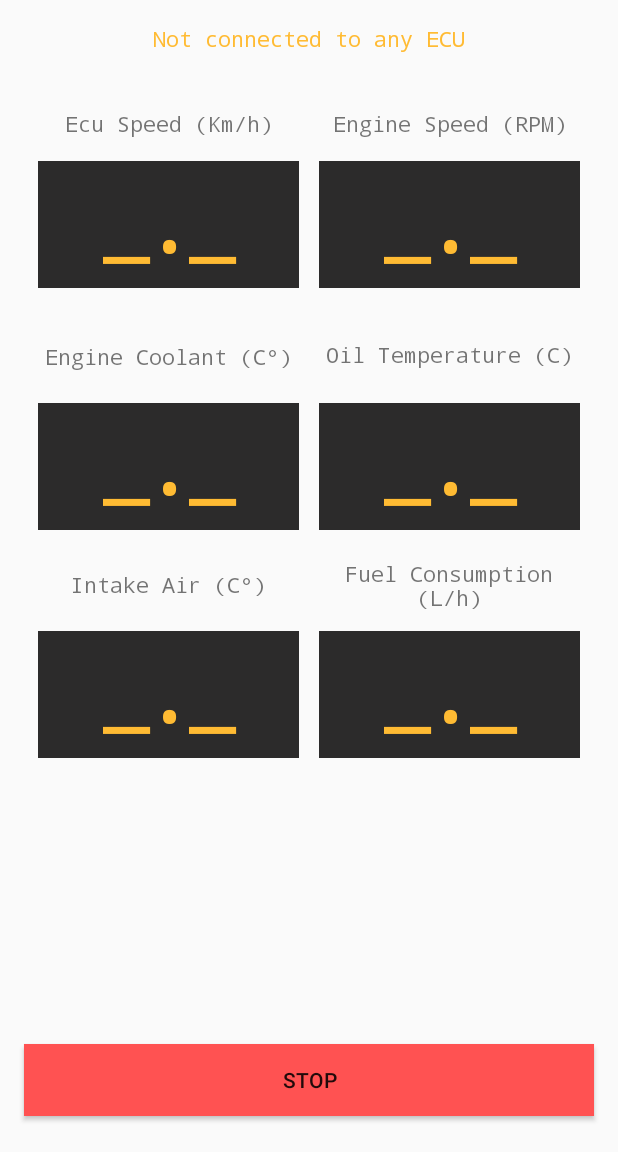
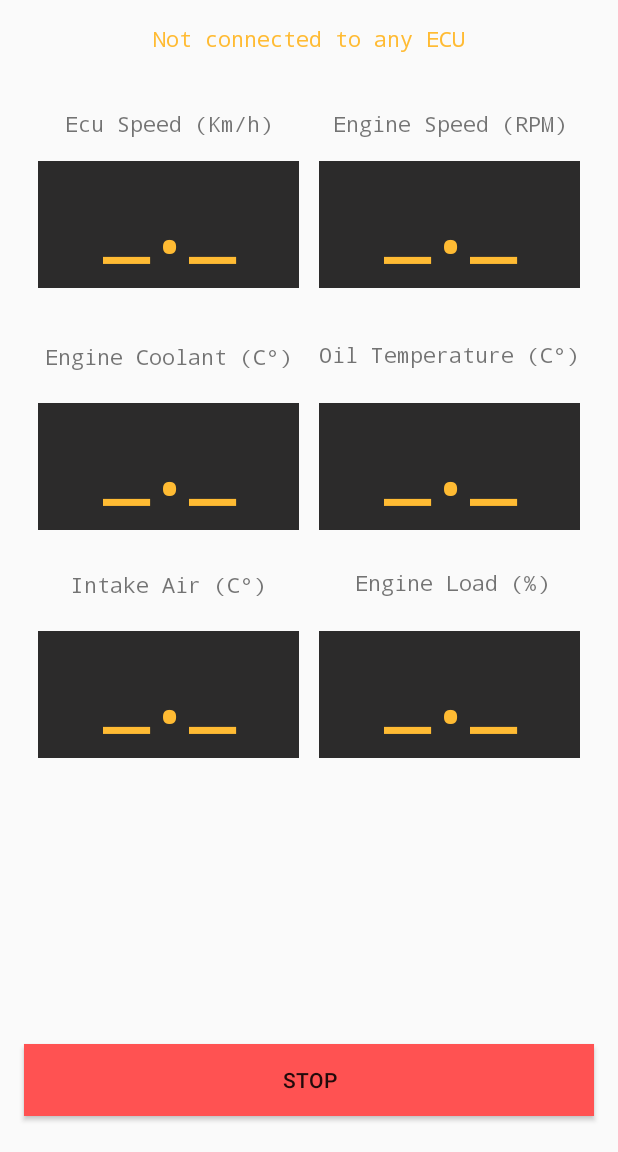
Before and after one commit to F4de78/myOBC, an Android app: the screen it shows after launch (MainActivity), after a tap on "STOP", on a phone screen of 412 x 824 dp, the part 84-1236 px from its top. Run offline under Robolectric (Android 15) with nearby library versions, the phone set to English and light mode, and no system bars; 1 statement that could not run was skipped.

```diff
--- a/app/src/main/java/com/example/myobc/MainActivity.kt
+++ b/app/src/main/java/com/example/myobc/MainActivity.kt
@@ -9,32 +9,39 @@ import android.util.Log
 import android.view.Menu
 import android.view.MenuItem
 import android.view.View
+import android.view.WindowManager
 import android.widget.Button
 import android.widget.TextView
+import android.widget.Toast
 import androidx.annotation.RequiresApi
 import androidx.appcompat.app.AppCompatActivity
 import com.google.android.material.appbar.MaterialToolbar
 import kotlinx.coroutines.CoroutineScope
 import kotlinx.coroutines.Dispatchers
+import kotlinx.coroutines.Job
+import kotlinx.coroutines.coroutineScope
 import kotlinx.coroutines.delay
 import kotlinx.coroutines.launch
 import kotlinx.coroutines.withContext
+import kotlinx.coroutines.yield
+import java.time.Duration
 
 
 class MainActivity : AppCompatActivity(), View.OnClickListener {
+    //used for dynamically change menu entry title
     var menu: Menu? = null
-    /*displays gauges*/
+    //displays gauges
     private lateinit var connection_status: TextView
     private lateinit var speed_display: TextView
     private lateinit var RPM_display: TextView
     private lateinit var coolant_display: TextView
     private lateinit var oil_temp_display: TextView
     private lateinit var intake_temp_display: TextView
-    private lateinit var fuel_consumption_display: TextView
+    private lateinit var engine_load_display: TextView
 
     private var address: String = ""
 
-    private var mBluetoothAdapter: BluetoothAdapter? = null
+    private lateinit var mBluetoothAdapter: BluetoothAdapter
 
     private lateinit var bluetoothClient: BluetoothClient
 
@@ -46,20 +53,22 @@ class MainActivity : AppCompatActivity(), View.OnClickListener {
     private var lastOilValue: String = ""
     private var lastCoolantValue: String = ""
     private var lastIntakeValue: String = ""
-    private var fuelConsumptionValue: String = ""
+    private var lastEngineLoad: String = ""
 
     private var connected: Boolean = false
     private var read: Boolean = true
     private var log: Boolean = false
 
     private lateinit var stop: Button
+    private lateinit var file: CsvLog
 
-    private var default_text = "_._"
+    private lateinit var job: Job
 
-    private lateinit var file: CsvLog
     override fun onCreate(savedInstanceState: Bundle?) {
         super.onCreate(savedInstanceState)
         setContentView(R.layout.activity_main)
+        //keeps the screen always on
+        window.addFlags(WindowManager.LayoutParams.FLAG_KEEP_SCREEN_ON);
         //toolbar setup
         val toolbar = findViewById<MaterialToolbar>(R.id.toolbar)
         setSupportActionBar(toolbar)
@@ -70,14 +79,12 @@ class MainActivity : AppCompatActivity(), View.OnClickListener {
         coolant_display = findViewById<TextView>(R.id.coolant_display)
         oil_temp_display = findViewById<TextView>(R.id.oil_temp_display)
         intake_temp_display = findViewById<TextView>(R.id.intake_air_display)
-        fuel_consumption_display = findViewById<TextView>(R.id.fuel_consumption_display)
+        engine_load_display = findViewById<TextView>(R.id.fuel_consumption_display)
 
         stop = findViewById<Button>(R.id.stop)
         stop.setOnClickListener(this)
 
         connection_status.text = getString(R.string.not_connected)
-
-
     }
 
 
@@ -102,20 +109,23 @@ class MainActivity : AppCompatActivity(), View.OnClickListener {
             }
             R.id.rec -> {
                 if (!log) {
-                    //invalidateOptionsMenu();
-                    //findViewById<TextView>(R.id.rec).text = "Start logging"
                     menu?.findItem(R.id.rec)?.title = "Stop logging";
+                    try{
                         file = CsvLog(
-                        "OBDOBC_log_${System.currentTimeMillis() / 1000}",
+                            "OBDOBC_log_${System.currentTimeMillis() / 1000}.csv",
                             applicationContext
                         )
-                    file.initCSV()
+                        file.makeHeader()
                         log = true
+                    }catch(e:Exception){
+                        Toast.makeText(this,"Error: $e",Toast.LENGTH_LONG).show()
+                    }
+
                 }else{
-                    //invalidateOptionsMenu();
-                    //findViewById<TextView>(R.id.rec).text = "Stop logging"
                     menu?.findItem(R.id.rec)?.title = "Start logging";
                     log = false
+                    Toast.makeText(this,"Stop logging\nFile saved in ${file.path}" +
+                            ".",Toast.LENGTH_LONG).show()
                 }
             }
         }
@@ -127,17 +137,18 @@ class MainActivity : AppCompatActivity(), View.OnClickListener {
             CoroutineScope(Dispatchers.Main).launch {
                 try {
                     mBluetoothAdapter = BluetoothAdapter.getDefaultAdapter()
-                    val device: BluetoothDevice = mBluetoothAdapter!!.getRemoteDevice(address)
+                    val device: BluetoothDevice = mBluetoothAdapter.getRemoteDevice(address)
                     bluetoothClient = BluetoothClient(device)
+                    runOnUiThread{
                         connection_status.text = getString(R.string.connecting,address)
-
+                    }
                     // Connect to selected device
                     connected = bluetoothClient.connect()
                     read = true
                     display()
 
                 } catch (e: Exception) {
-                    // Handle exceptions appropriately
+                    connection_status.text = getString(R.string.connection_error)
                     e.printStackTrace()
                 }
             }
@@ -148,10 +159,15 @@ class MainActivity : AppCompatActivity(), View.OnClickListener {
     private suspend fun display() {
         if (connected) {
             connection_status.text = getString(R.string.connected)
-            withContext(Dispatchers.Default) {
-                while(read)
+            coroutineScope{
+                job = launch {
+                    while (read){
+                        yield()
                         updateUI()
                     }
+                }
+            }
+
         }
     }
 
@@ -164,7 +180,7 @@ class MainActivity : AppCompatActivity(), View.OnClickListener {
         val coolant_ret = coolant()
         val oil_ret = oiltemp()
         val intake_ret = intakeTemp()
-        val fuelconsumption_ret = fuelConsumption()
+        val fuelconsumption_ret = engineLoad()
         //update RPM display
         if (RPM_ret != lastRPMValue) {
             lastRPMValue = RPM_ret
@@ -202,9 +218,9 @@ class MainActivity : AppCompatActivity(), View.OnClickListener {
         }
 
         if (fuelconsumption_ret != lastCoolantValue) {
-            fuelConsumptionValue = fuelconsumption_ret
+            lastEngineLoad = fuelconsumption_ret
             runOnUiThread {
-                fuel_consumption_display.text = fuelconsumption_ret
+                engine_load_display.text = fuelconsumption_ret
             }
         }
         //if the user is recording data
@@ -253,9 +269,9 @@ class MainActivity : AppCompatActivity(), View.OnClickListener {
         }
     }
 
-    private suspend fun fuelConsumption(): String{
+    private suspend fun engineLoad(): String{
         return withContext(Dispatchers.IO){
-            bluetoothClient.askFuelConsumptionTemp()
+            bluetoothClient.askEngineLoad()
         }
     }
 
@@ -279,30 +295,48 @@ class MainActivity : AppCompatActivity(), View.OnClickListener {
     }
 
     private fun resetDisplays(){
-        RPM_display.text = default_text
-        speed_display.text = default_text
-        coolant_display.text = default_text
-        oil_temp_display.text = default_text
-        intake_temp_display.text = default_text
-        fuel_consumption_display.text = default_text
+        RPM_display.text = getString(R.string.default_display)
+        speed_display.text = getString(R.string.default_display)
+        coolant_display.text = getString(R.string.default_display)
+        oil_temp_display.text = getString(R.string.default_display)
+        intake_temp_display.text = getString(R.string.default_display)
+        engine_load_display.text = getString(R.string.default_display)
     }
 
+    private fun resetLastState(){
+        lastRPMValue = ""
+        lastSpeedValue = ""
+        lastOilValue = ""
+        lastCoolantValue = ""
+        lastIntakeValue= ""
+        lastEngineLoad= ""
+    }
+
+    @RequiresApi(Build.VERSION_CODES.Q)
     private fun stop(){
         if(read){
             read = false
+            if (log)
+                Toast.makeText(this,"Stop logging\nFile saved in ${file?.path}" +
+                        ".",Toast.LENGTH_LONG).show()
             log = false
-            CoroutineScope(Dispatchers.IO).launch{
+            CoroutineScope(Dispatchers.Default).launch{
+                job.cancel()
+                job.join()
                 bluetoothClient.disconnect()
                 delay(500)
             }
             resetDisplays()
+            resetLastState()
             connection_status.text = getString(R.string.not_connected)
         }
     }
+    @RequiresApi(Build.VERSION_CODES.Q)
     override fun onClick(view: View?) {
         when(view?.id){
             R.id.stop->{
                 stop()
+                Toast.makeText(this,"Disconnected from OBD.",Toast.LENGTH_SHORT).show()
             }
         }
     }
--- a/app/src/main/res/layout-land/activity_main.xml
+++ b/app/src/main/res/layout-land/activity_main.xml
@@ -106,7 +106,7 @@
         app:layout_constraintTop_toBottomOf="@+id/frameLayoutCoolantTemperature">
 
         <TextView
-            android:id="@+id/air_temp_unit"
+            android:id="@+id/engine_load_unit"
             android:layout_width="wrap_content"
             android:layout_height="wrap_content"
             android:layout_marginStart="8dp"
--- a/app/src/main/res/layout/activity_main.xml
+++ b/app/src/main/res/layout/activity_main.xml
@@ -100,14 +100,14 @@
         app:layout_constraintTop_toBottomOf="@+id/frameLayoutOilTemperature">
 
         <TextView
-            android:id="@+id/air_temp_unit"
+            android:id="@+id/engine_load_unit"
             android:layout_width="wrap_content"
             android:layout_height="wrap_content"
             android:layout_marginStart="8dp"
             android:layout_marginTop="4dp"
             android:layout_marginEnd="8dp"
             android:layout_marginBottom="4dp"
-            android:text="Fuel Consumption      (L/h)"
+            android:text="Engine Load (%)"
             android:textAlignment="center"
             android:typeface="monospace"
             app:layout_constraintBottom_toTopOf="@+id/fuel_consumption_display"
@@ -185,6 +185,7 @@
             android:layout_marginBottom="2dp"
             android:background="#2C2B2B"
             android:contextClickable="true"
+            android:fontFamily="monospace"
             android:includeFontPadding="true"
             android:padding="10dp"
             android:paddingStart="10dp"
@@ -344,7 +345,7 @@
             android:layout_marginTop="4dp"
             android:layout_marginEnd="8dp"
             android:layout_marginBottom="4dp"
-            android:text="Oil Temperature (C)"
+            android:text="Oil Temperature (C°)"
             android:textAlignment="center"
             android:typeface="monospace"
             app:layout_constraintBottom_toTopOf="@+id/oil_temp_display"
--- a/app/src/main/res/values/strings.xml
+++ b/app/src/main/res/values/strings.xml
@@ -3,6 +3,7 @@
     <string name="not_connected">Not connected to any ECU</string>
     <string name="connecting">Connected to %s, connecting to ECU…</string>
     <string name="connected">Connected to ECU</string>
+    <string name="connection_error">Connection error: unable to connect</string>
     <string name="connecting_address">Connecting to %s …</string>
-
+    <string name="default_display">_._</string>
 </resources>
```
Also changed, not shown: app/src/main/java/com/example/myobc/BluetoothActivity.kt (+7 -4 lines), app/src/main/java/com/example/myobc/BluetoothClient.kt (+4 -7 lines), app/src/main/java/com/example/myobc/logData.kt (+20 -6 lines), 1 other file. Lines whose indentation alone changed are shown as unchanged.
